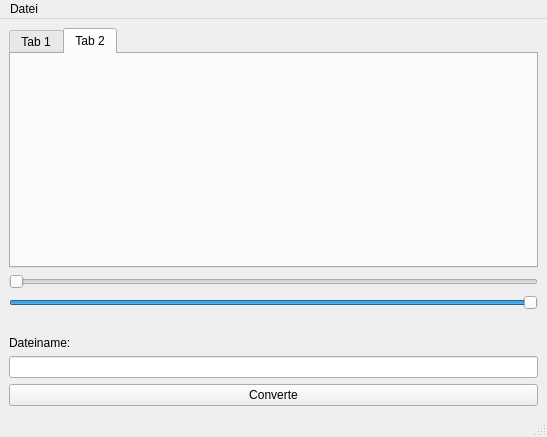
The window that mainwindow.ui (rclarsfull/ImageLight) describes before a commit, drawn with Qt 5.
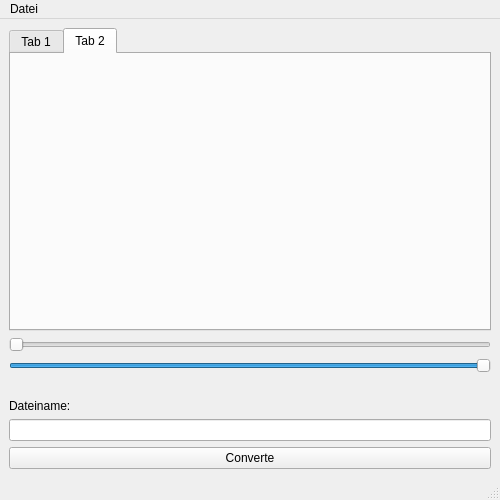
The same window after the commit.

What changed in the file:
```diff
--- a/mainwindow.ui
+++ b/mainwindow.ui
@@ -6,10 +6,16 @@
    <rect>
     <x>0</x>
     <y>0</y>
-    <width>547</width>
-    <height>437</height>
+    <width>500</width>
+    <height>500</height>
    </rect>
   </property>
+  <property name="minimumSize">
+   <size>
+    <width>0</width>
+    <height>500</height>
+   </size>
+  </property>
   <property name="windowTitle">
    <string>MainWindow</string>
   </property>
@@ -104,7 +110,7 @@
     <rect>
      <x>0</x>
      <y>0</y>
-     <width>547</width>
+     <width>500</width>
      <height>17</height>
     </rect>
    </property>
```
Left out of the diff: 4 changed lines with no effect on the pictures.
